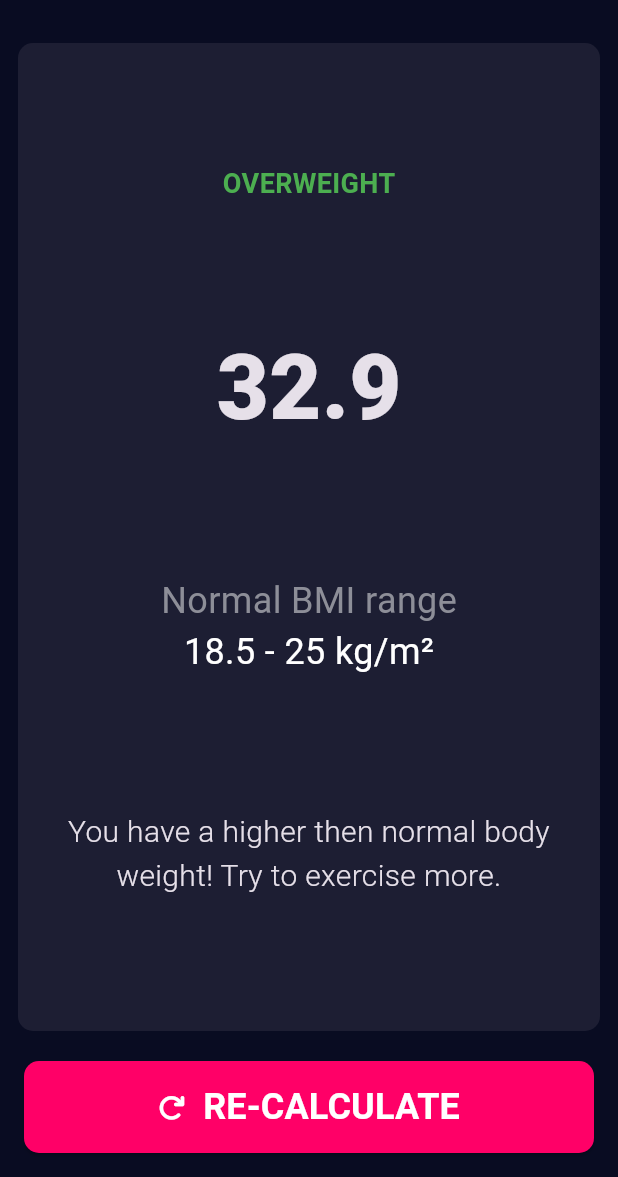
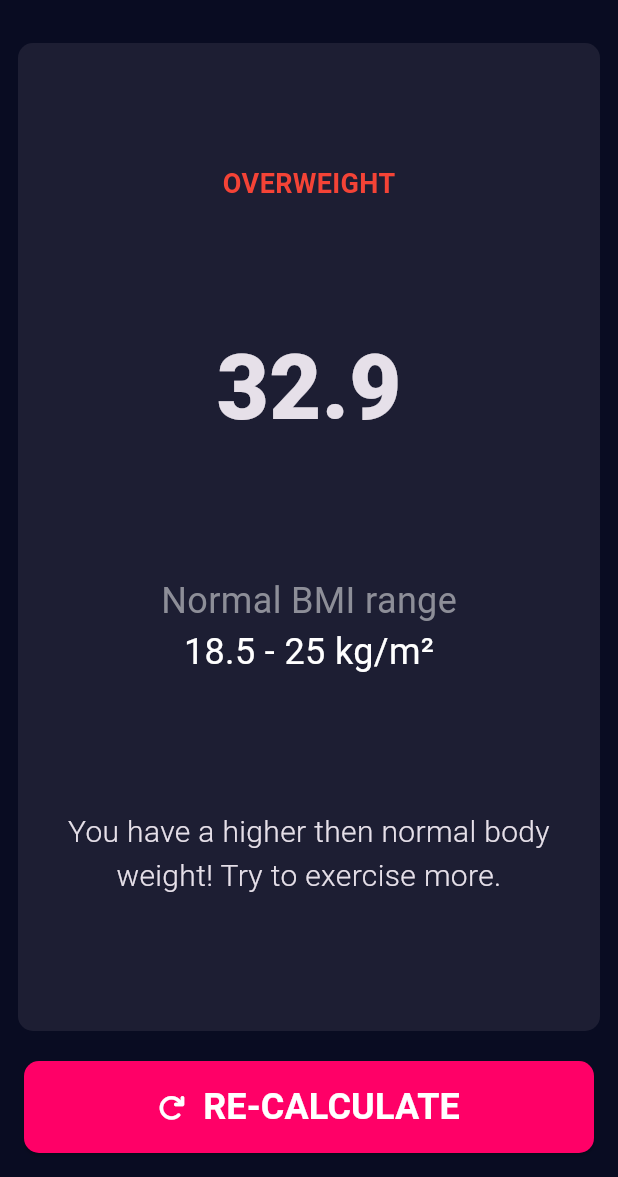
Before and after one commit to KayesAshfaQ/bmi-calculator-flutter, a Flutter app: the screen it shows after launch, after a tap on "CALCULATE", on a phone screen of 412 x 824 dp, the part 59-1236 px from its top. Run offline on Flutter 3.47's test engine with Material 3 defaults, Android fonts, the phone set to English and light mode, and no system bars; our stand-ins replace fluttertoast, font_awesome_flutter, shared_preferences, webview_flutter.

Commit message:
feat: Update BMI result text color based on calculated value

```diff
--- a/lib/pages/result_page.dart
+++ b/lib/pages/result_page.dart
@@ -50,8 +50,12 @@ class ResultPage extends StatelessWidget {
         children: [
           Text(
             resultText,
-            style: const TextStyle(
-              color: Colors.green,
+            style: TextStyle(
+              color: resultText == 'NORMAL'
+                  ? Colors.green
+                  : resultText == 'UNDERWEIGHT' //UNDERWEIGHT
+                      ? Colors.yellow
+                      : Colors.red,
               fontSize: 18.0,
               fontWeight: FontWeight.bold,
             ),
```
Also changed, not shown: 1 other file.
